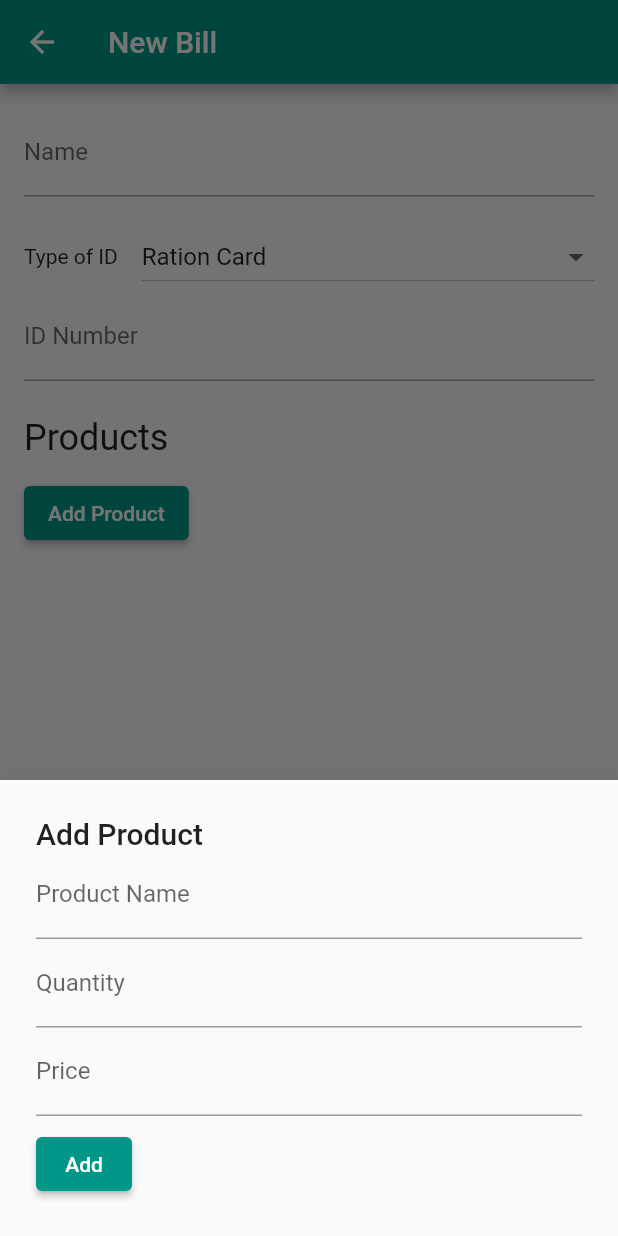
After one commit to caprimul/donation, a Flutter app: the NewBillPage screen opened directly, after a tap on "Add Product", on a phone screen of 412 x 824 dp. The commit adds this screen. Run offline on Flutter 3.47's test engine with Material 2 defaults, Android fonts, the phone set to English and light mode, and no system bars; our stand-ins replace shared_preferences; accounts and stored records are empty; network calls fail.

Commit message:
feat: new bill init

```diff
--- a/lib/pages/home.dart
+++ b/lib/pages/home.dart
@@ -1,4 +1,5 @@
 import 'package:donation/app_state.dart';
+import 'package:donation/pages/new_bill.dart';
 import 'package:flutter/material.dart';
 import 'package:provider/provider.dart';
 
@@ -30,7 +31,10 @@ class HomePage extends StatelessWidget {
                   icon: Icon(Icons.money),
                 )
               : FloatingActionButton.extended(
-                  onPressed: () {},
+                  onPressed: () {
+                    Navigator.of(context)
+                        .push(MaterialPageRoute(builder: (_) => NewBillPage()));
+                  },
                   label: Text("New Bill"),
                   icon: Icon(Icons.receipt_long),
                 ),
--- /dev/null
+++ b/lib/pages/new_bill.dart
@@ -0,0 +1,120 @@
+import 'package:flutter/material.dart';
+
+class NewBillPage extends StatefulWidget {
+  const NewBillPage({Key? key}) : super(key: key);
+
+  @override
+  State<NewBillPage> createState() => _NewBillPageState();
+}
+
+class _NewBillPageState extends State<NewBillPage> {
+  IDType idType = IDType.ration;
+
+  @override
+  Widget build(BuildContext context) {
+    return Scaffold(
+      appBar: AppBar(
+        title: Text("New Bill"),
+      ),
+      body: Padding(
+        padding: const EdgeInsets.all(16.0),
+        child: Column(
+          crossAxisAlignment: CrossAxisAlignment.start,
+          children: [
+            _textField("Name"),
+            Padding(
+              padding: const EdgeInsets.only(top: 16.0),
+              child: Row(
+                children: [
+                  Padding(
+                    padding: const EdgeInsets.only(right: 16.0),
+                    child: Text("Type of ID"),
+                  ),
+                  Expanded(
+                    child: DropdownButton<IDType>(
+                      items: IDType.values
+                          .map((e) => DropdownMenuItem<IDType>(
+                                child: Text(e.string()),
+                                value: e,
+                              ))
+                          .toList(),
+                      value: idType,
+                      onChanged: (type) {
+                        setState(() {
+                          idType = type ?? IDType.ration;
+                        });
+                      },
+                      isExpanded: true,
+                    ),
+                  ),
+                ],
+              ),
+            ),
+            _textField("ID Number"),
+            Padding(
+              padding: const EdgeInsets.only(top: 24.0, bottom: 12),
+              child: Text(
+                "Products",
+                style: Theme.of(context).textTheme.headline5,
+              ),
+            ),
+            ElevatedButton(
+                onPressed: () {
+                  showModalBottomSheet(
+                      context: context,
+                      builder: (context) => BottomSheet(
+                          onClosing: () {},
+                          elevation: 24,
+                          builder: (_) => Padding(
+                                padding: const EdgeInsets.all(24.0),
+                                child: Column(
+                                  mainAxisSize: MainAxisSize.min,
+                                  crossAxisAlignment: CrossAxisAlignment.start,
+                                  children: [
+                                    Text(
+                                      "Add Product",
+                                      style:
+                                          Theme.of(context).textTheme.headline6,
+                                    ),
+                                    _textField("Product Name"),
+                                    _textField("Quantity"),
+                                    _textField("Price"),
+                                    Padding(
+                                      padding: const EdgeInsets.only(top: 8.0),
+                                      child: ElevatedButton(
+                                          onPressed: () {}, child: Text("Add")),
+                                    )
+                                  ],
+                                ),
+                              )));
+                },
+                child: Text("Add Product")),
+          ],
+        ),
+      ),
+    );
+  }
+
+  Widget _textField(String label) {
+    return TextField(
+      decoration: InputDecoration(
+        labelText: label,
+      ),
+    );
+  }
+}
+
+enum IDType { ration, aadhar, driving }
+
+extension on IDType {
+  string() {
+    switch (this) {
+      case IDType.ration:
+        return "Ration Card";
+      case IDType.aadhar:
+        return "Aadhar Card";
+      case IDType.driving:
+        return "Driving License";
+    }
+  }
+}
```
